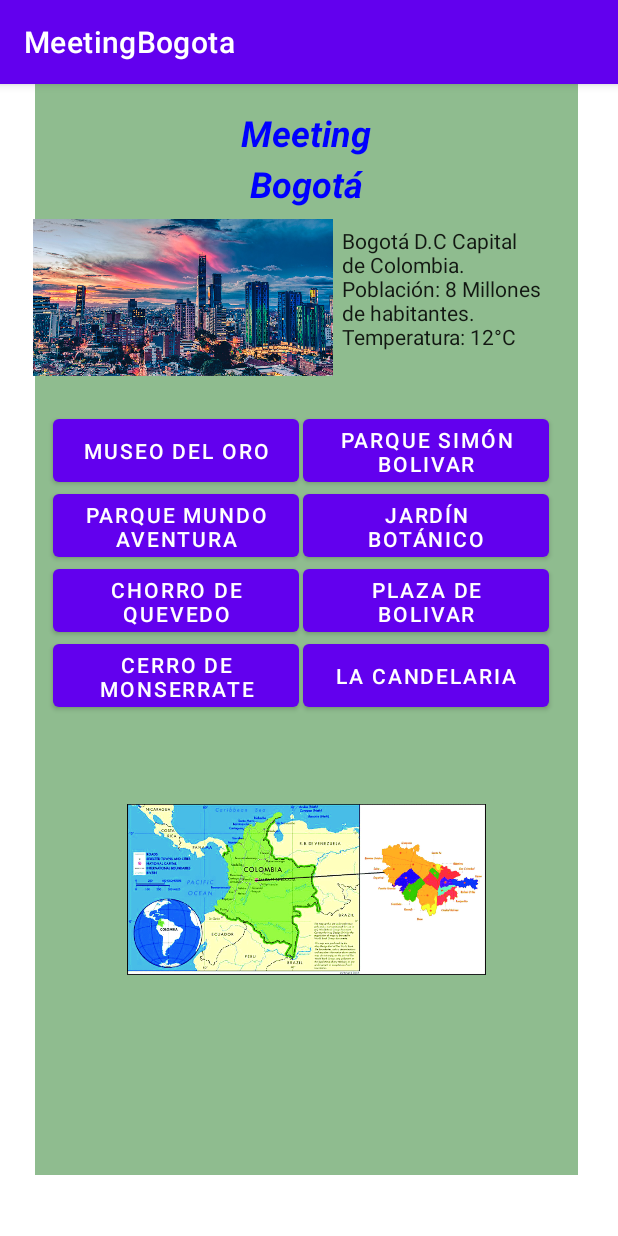
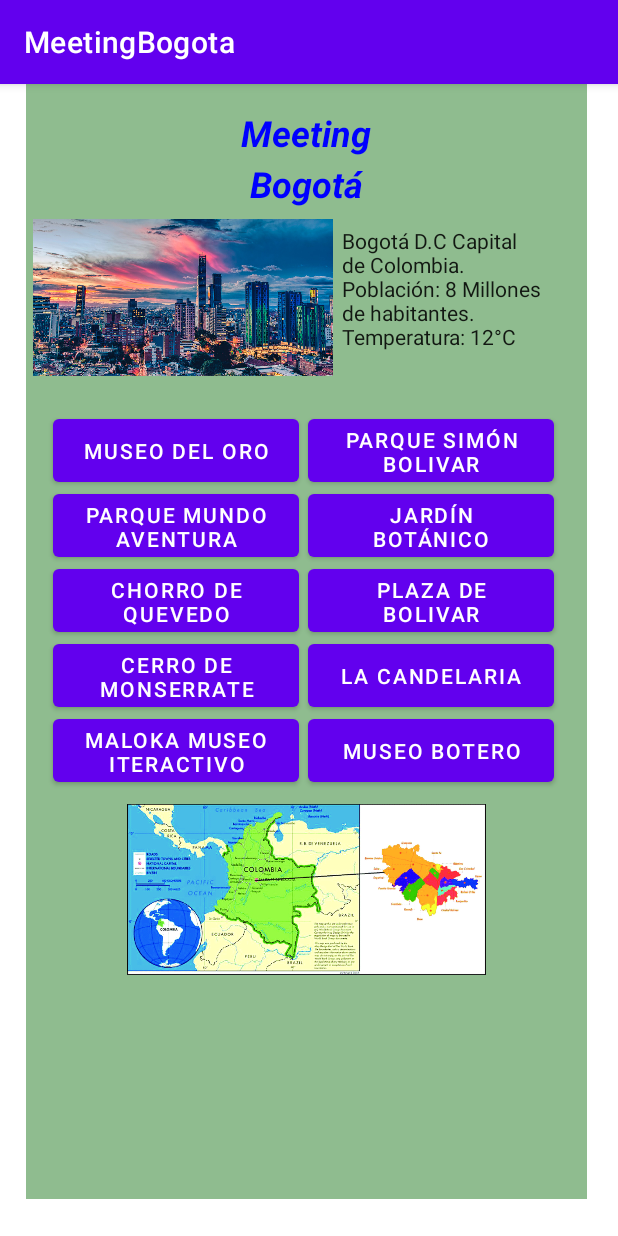
Before and after one commit to MariaGa-lab/MeetingBogota, an Android app: the screen it shows after launch (MainActivity), on a phone screen of 412 x 824 dp. Run offline under Robolectric (Android 15) with nearby library versions, the phone set to English and light mode, and no system bars.

Commit message:
Actualiza dos nuevos sitios de interés (Maloka - Museo Botero)

```diff
--- a/app/src/main/res/layout/activity_main.xml
+++ b/app/src/main/res/layout/activity_main.xml
@@ -8,8 +8,8 @@
 
     <ScrollView
         android:id="@+id/scrollView2"
-        android:layout_width="362dp"
-        android:layout_height="727dp"
+        android:layout_width="374dp"
+        android:layout_height="743dp"
         android:layout_marginStart="8dp"
         android:layout_marginEnd="8dp"
         android:background="@color/teal_200"
@@ -22,6 +22,7 @@
         app:layout_constraintEnd_toEndOf="parent"
         app:layout_constraintStart_toStartOf="parent"
         app:layout_constraintTop_toTopOf="parent"
+        app:layout_constraintVertical_bias="0.0"
         tools:ignore="SpeakableTextPresentCheck"
         tools:visibility="visible">
 
@@ -98,10 +99,12 @@
         android:layout_marginTop="217dp"
         android:layout_marginEnd="190dp"
         android:text="@string/ButtonGoldMuseum"
+        android:visibility="visible"
         app:layout_constraintEnd_toEndOf="@+id/scrollView2"
         app:layout_constraintStart_toEndOf="@+id/scrollView2"
         app:layout_constraintStart_toStartOf="@+id/scrollView2"
-        app:layout_constraintTop_toTopOf="@+id/scrollView2" />
+        app:layout_constraintTop_toTopOf="@+id/scrollView2"
+        tools:visibility="visible" />
 
     <Button
         android:id="@+id/button3"
@@ -189,6 +192,30 @@
         app:layout_constraintStart_toEndOf="@+id/button8"
         app:layout_constraintTop_toTopOf="@+id/scrollView2" />
 
+    <Button
+        android:id="@+id/button10"
+        android:layout_width="164dp"
+        android:layout_height="54dp"
+        android:layout_marginStart="16dp"
+        android:layout_marginTop="417dp"
+        android:layout_marginEnd="190dp"
+        android:text="@string/ButtonMaloka"
+        app:layout_constraintEnd_toEndOf="@+id/scrollView2"
+        app:layout_constraintStart_toStartOf="@+id/scrollView2"
+        app:layout_constraintTop_toTopOf="@+id/scrollView2" />
+
+    <Button
+        android:id="@+id/button11"
+        android:layout_width="164dp"
+        android:layout_height="54dp"
+        android:layout_marginStart="16dp"
+        android:layout_marginTop="417dp"
+        android:layout_marginEnd="32dp"
+        android:text="@string/ButtonMuseoInteractivo"
+        app:layout_constraintEnd_toEndOf="@+id/scrollView2"
+        app:layout_constraintStart_toEndOf="@+id/button10"
+        app:layout_constraintTop_toTopOf="@+id/scrollView2" />
+
     <ImageView
         android:id="@+id/imageView5"
         android:layout_width="259dp"
--- a/app/src/main/res/values/strings.xml
+++ b/app/src/main/res/values/strings.xml
@@ -19,4 +19,6 @@
     <string name="DescriptionGarden">El Jardín Botánico de Bogotá, nombrado oficialmente Jardín Botánico José Celestino Mutis en honor al astrónomo y botánico José Celestino Mutis de origen español, es un parque urbano con entidad jurídica destinado al estudio, conservación y divulgación de la diversidad de las especies vegetales en Bogotá, capital de Colombia. Fundado en 1955 por el sacerdote Enrique Pérez Arbeláez.</string>
     <string name="ButtonMonserrate">Cerro de Monserrate</string>
     <string name="ButtonCandelaria">La Candelaria</string>
+    <string name="ButtonMaloka">Maloka Museo Iteractivo</string>
+    <string name="ButtonMuseoInteractivo">Museo Botero </string>
 </resources>
```
